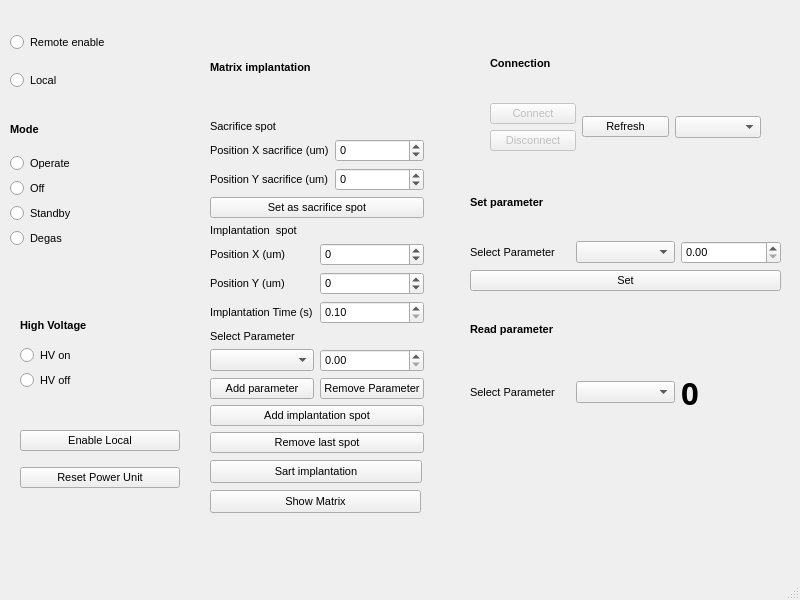
First picture: the form in src/qudi/gui/ion_gun/ion_gun.ui, repository tugatoconhelado/Qoptics_exp, before the edit.
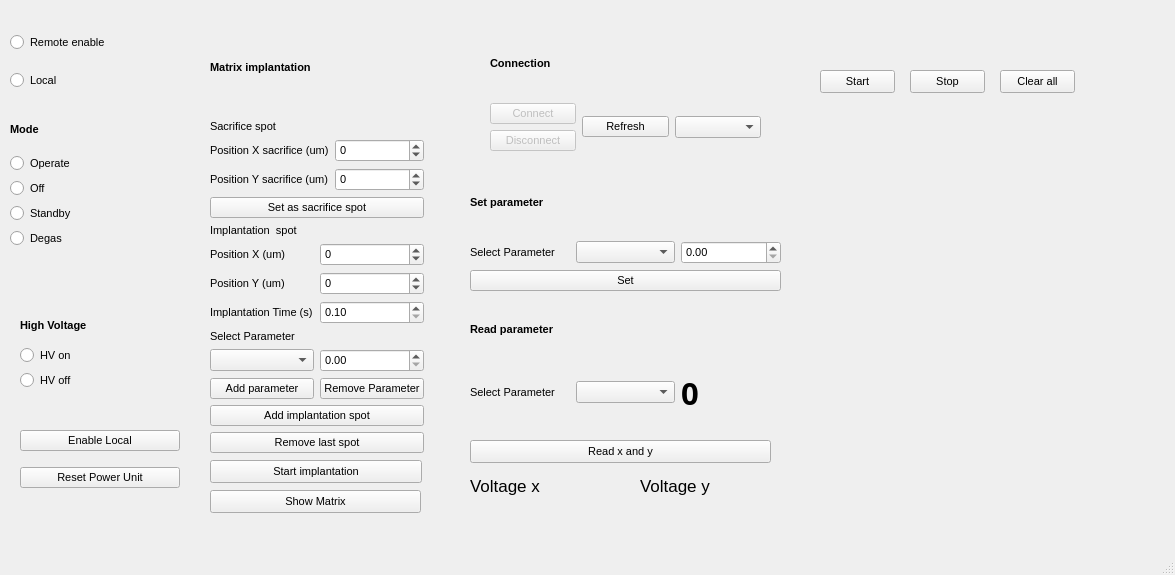
Second picture: the form after the edit. Custom widgets are drawn as their Qt base class.

The edit to the form file:
```diff
--- a/src/qudi/gui/ion_gun/ion_gun.ui
+++ b/src/qudi/gui/ion_gun/ion_gun.ui
@@ -6,8 +6,8 @@
    <rect>
     <x>0</x>
     <y>0</y>
-    <width>800</width>
-    <height>600</height>
+    <width>1175</width>
+    <height>575</height>
    </rect>
   </property>
   <property name="font">
@@ -665,7 +665,7 @@
      </rect>
     </property>
     <property name="text">
-     <string>Sart implantation</string>
+     <string>Start implantation</string>
     </property>
    </widget>
    <widget class="QPushButton" name="show_matrix_button">
@@ -681,6 +681,154 @@
      <string>Show Matrix</string>
     </property>
    </widget>
+   <widget class="QPushButton" name="read_xy_button">
+    <property name="geometry">
+     <rect>
+      <x>470</x>
+      <y>440</y>
+      <width>301</width>
+      <height>23</height>
+     </rect>
+    </property>
+    <property name="text">
+     <string>Read x and y</string>
+    </property>
+   </widget>
+   <widget class="QLabel" name="label_read_x">
+    <property name="geometry">
+     <rect>
+      <x>560</x>
+      <y>470</y>
+      <width>81</width>
+      <height>31</height>
+     </rect>
+    </property>
+    <property name="font">
+     <font>
+      <pointsize>13</pointsize>
+     </font>
+    </property>
+    <property name="text">
+     <string/>
+    </property>
+   </widget>
+   <widget class="QLabel" name="label_10">
+    <property name="geometry">
+     <rect>
+      <x>640</x>
+      <y>470</y>
+      <width>91</width>
+      <height>31</height>
+     </rect>
+    </property>
+    <property name="font">
+     <font>
+      <pointsize>13</pointsize>
+      <weight>50</weight>
+      <bold>false</bold>
+     </font>
+    </property>
+    <property name="text">
+     <string>Voltage y</string>
+    </property>
+   </widget>
+   <widget class="QLabel" name="label_read_y">
+    <property name="geometry">
+     <rect>
+      <x>730</x>
+      <y>470</y>
+      <width>71</width>
+      <height>31</height>
+     </rect>
+    </property>
+    <property name="font">
+     <font>
+      <pointsize>13</pointsize>
+     </font>
+    </property>
+    <property name="text">
+     <string/>
+    </property>
+   </widget>
+   <widget class="QLabel" name="label_12">
+    <property name="geometry">
+     <rect>
+      <x>470</x>
+      <y>470</y>
+      <width>91</width>
+      <height>31</height>
+     </rect>
+    </property>
+    <property name="font">
+     <font>
+      <pointsize>13</pointsize>
+      <weight>50</weight>
+      <bold>false</bold>
+     </font>
+    </property>
+    <property name="text">
+     <string>Voltage x</string>
+    </property>
+   </widget>
+   <widget class="PlotWidget" name="graphWidget" native="true">
+    <property name="geometry">
+     <rect>
+      <x>800</x>
+      <y>130</y>
+      <width>311</width>
+      <height>171</height>
+     </rect>
+    </property>
+   </widget>
+   <widget class="QPushButton" name="start_xy_button">
+    <property name="geometry">
+     <rect>
+      <x>820</x>
+      <y>70</y>
+      <width>75</width>
+      <height>23</height>
+     </rect>
+    </property>
+    <property name="text">
+     <string>Start</string>
+    </property>
+   </widget>
+   <widget class="QPushButton" name="stop_xy_button">
+    <property name="geometry">
+     <rect>
+      <x>910</x>
+      <y>70</y>
+      <width>75</width>
+      <height>23</height>
+     </rect>
+    </property>
+    <property name="text">
+     <string>Stop</string>
+    </property>
+   </widget>
+   <widget class="QPushButton" name="Clear_xy_button">
+    <property name="geometry">
+     <rect>
+      <x>1000</x>
+      <y>70</y>
+      <width>75</width>
+      <height>23</height>
+     </rect>
+    </property>
+    <property name="text">
+     <string>Clear all</string>
+    </property>
+   </widget>
+   <widget class="PlotWidget" name="graphWidget_2" native="true">
+    <property name="geometry">
+     <rect>
+      <x>800</x>
+      <y>330</y>
+      <width>311</width>
+      <height>171</height>
+     </rect>
+    </property>
+   </widget>
   </widget>
   <widget class="QMenuBar" name="menubar">
    <property name="geometry">
@@ -694,6 +842,14 @@
   </widget>
   <widget class="QStatusBar" name="statusbar"/>
  </widget>
+ <customwidgets>
+  <customwidget>
+   <class>PlotWidget</class>
+   <extends>QWidget</extends>
+   <header>pyqtgraph</header>
+   <container>1</container>
+  </customwidget>
+ </customwidgets>
  <resources/>
  <connections/>
 </ui>
```
Left out of the diff: 2 changed lines with no effect on the pictures.
